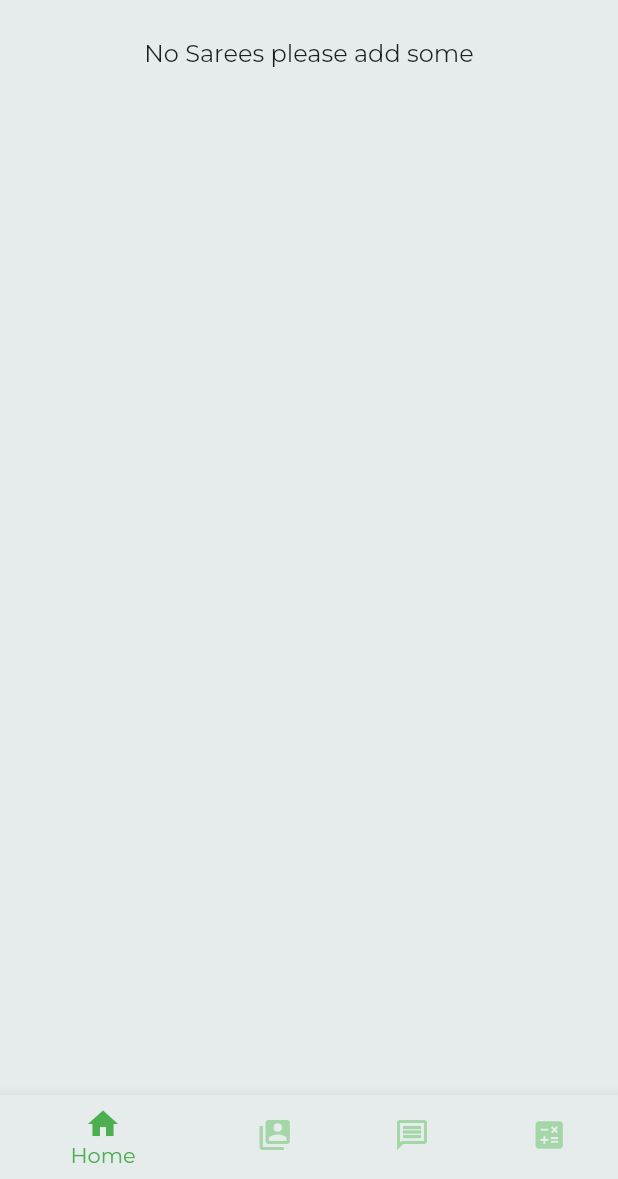
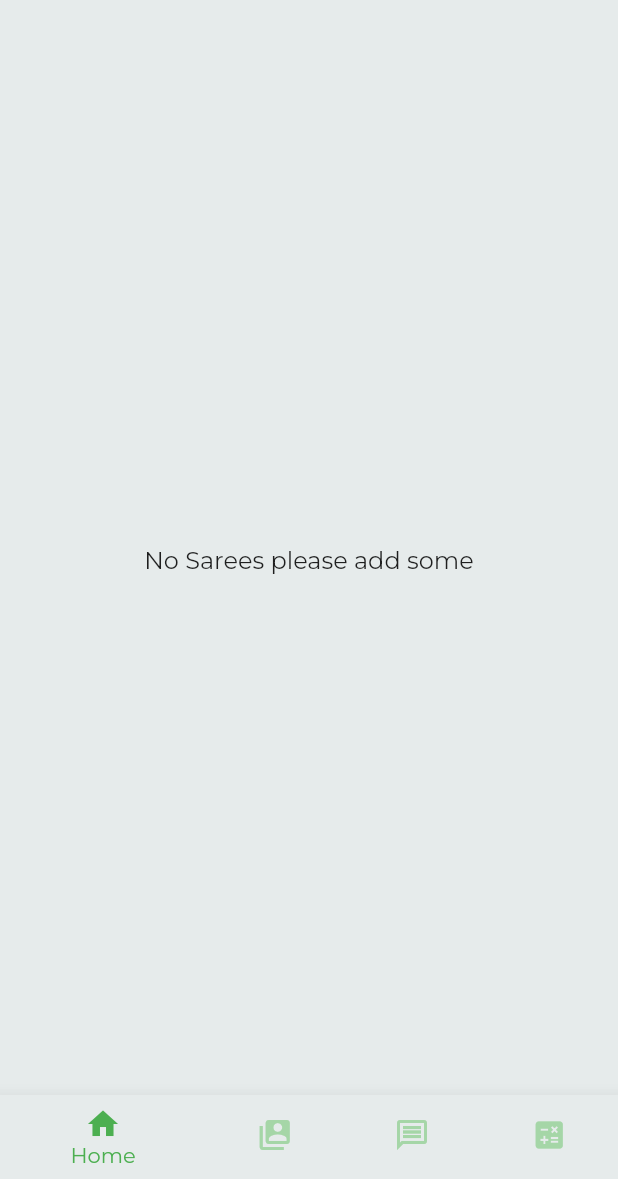
Before and after one commit to gopalkatariya44/ama, a Flutter app: the screen it shows after launch, on a phone screen of 412 x 824 dp, the part 57-1236 px from its top. Run offline on Flutter 3.47's test engine with Material 2 defaults, Android fonts, the phone set to English and light mode, and no system bars; our stand-ins replace awesome_dialog, google_fonts, image_picker; missing offline and left inert: flutter_simple_calculator.

Commit message:
empy message now displays in center

```diff
--- a/lib/screens/bottom_navigation_bar/home.dart
+++ b/lib/screens/bottom_navigation_bar/home.dart
@@ -10,16 +10,20 @@ class HomePage extends StatelessWidget {
   @override
   Widget build(BuildContext context) {
     var sareeProvider = Provider.of<SareesChanger?>(context);
+    if (sareeProvider!.sarees.isEmpty)
+      return Container(
+        height: MediaQuery.of(context).size.height,
+        width: MediaQuery.of(context).size.width,
+        child: Center(
+          child: Text("No Sarees please add some"),
+        ),
+      );
     return Padding(
       padding: const EdgeInsets.all(8.0),
       child: ListView(
         physics: BouncingScrollPhysics(),
         children: [
           if (sareeProvider == null) CircularProgressIndicator(),
-          if (sareeProvider!.sarees.isEmpty)
-            Container(
-              child: Center(child: Text("No Sarees please add some")),
-            ),
           if (sareeProvider.sarees.isNotEmpty)
             Expanded(
               child: ListView.builder(
```
